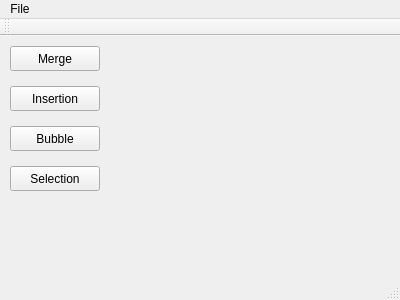
Before: the Qt Designer form mainwindow.ui in JonWiggins/SortingAlgorithmGame, drawn with Qt 5.
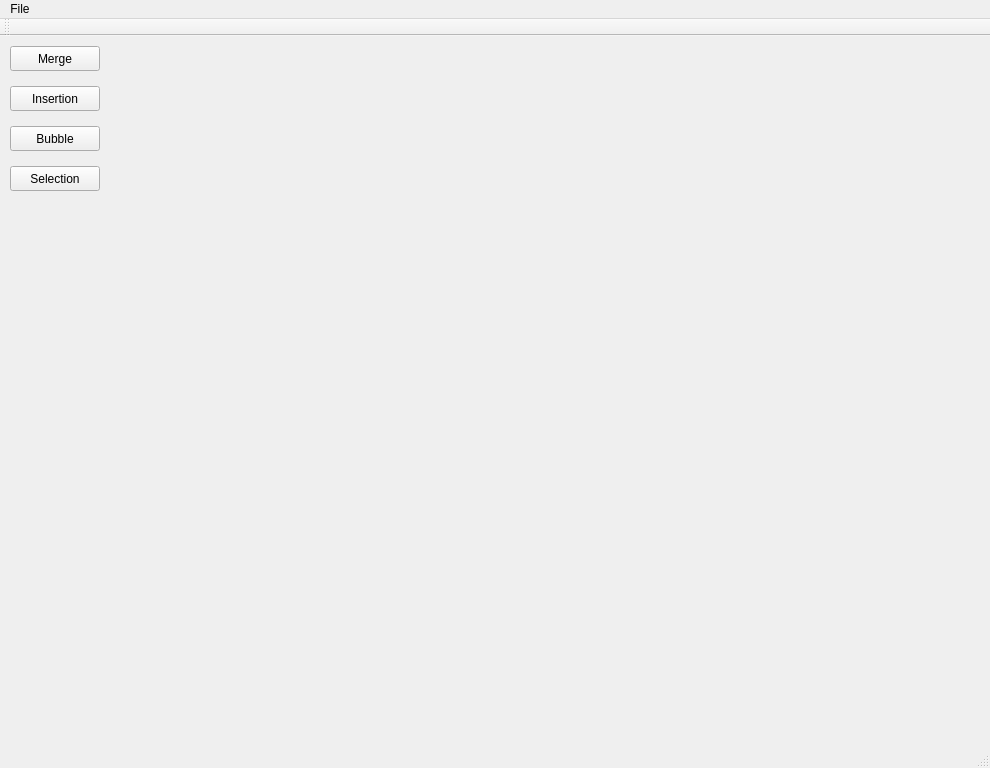
After: the same form once the commit is applied.

Commit message: Made it so that a single square is drawn

What changed in the file:
```diff
--- a/mainwindow.ui
+++ b/mainwindow.ui
@@ -6,8 +6,8 @@
    <rect>
     <x>0</x>
     <y>0</y>
-    <width>400</width>
-    <height>300</height>
+    <width>990</width>
+    <height>768</height>
    </rect>
   </property>
   <property name="windowTitle">
@@ -71,8 +71,8 @@
      <rect>
       <x>110</x>
       <y>0</y>
-      <width>281</width>
-      <height>231</height>
+      <width>931</width>
+      <height>661</height>
      </rect>
     </property>
     <property name="text">
@@ -85,7 +85,7 @@
     <rect>
      <x>0</x>
      <y>0</y>
-     <width>400</width>
+     <width>990</width>
      <height>22</height>
     </rect>
    </property>
```
The commit also changes 2 other files.
